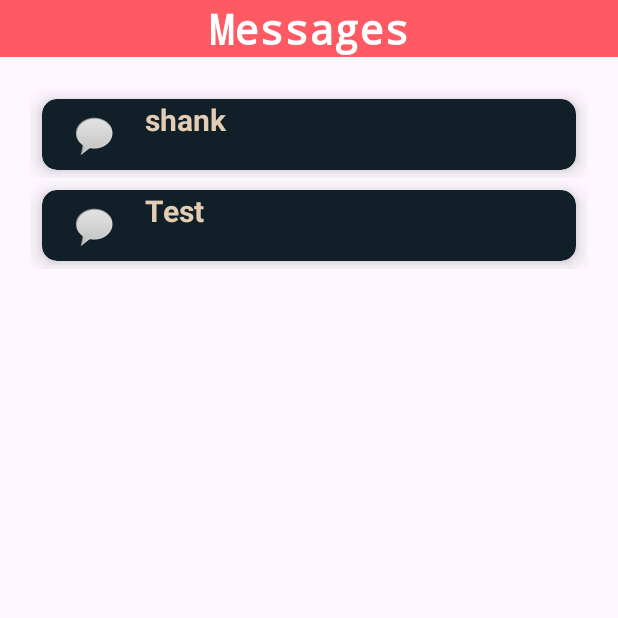
After one commit to Hema-Varshini/PlatePerfect-Android-Application, an Android app: the ChatsActivity screen opened directly, with no data from a screen before it, on a phone screen of 412 x 824 dp, the top half of it. The commit adds this screen. Run offline under Robolectric (Android 15) with nearby library versions, the phone set to English and light mode, and no system bars; our stand-ins replace Firebase (no records; nobody signed in at launch, a user with empty details on screens opened directly); libraries missing offline, so code that uses them is left out: org.checkerframework.checker.

Commit message:
Chats Screen Added

```diff
--- a/app/src/main/AndroidManifest.xml
+++ b/app/src/main/AndroidManifest.xml
@@ -15,23 +15,23 @@
         android:theme="@style/Theme.NUMAD24SU_PlatePerfect"
         tools:targetApi="31">
         <activity
+            android:name=".ChatsActivity"
+            android:exported="false" />
+        <activity
             android:name=".SplashActivity"
-            android:exported="true" >
+            android:exported="true">
             <intent-filter>
                 <action android:name="android.intent.action.MAIN" />
 
                 <category android:name="android.intent.category.LAUNCHER" />
             </intent-filter>
-
         </activity>
         <activity
             android:name=".AddRecipeActivity"
-            android:exported="false">
-
-        </activity>
+            android:exported="false"></activity>
         <activity
             android:name=".LoginActivity"
-            android:exported="false"></activity>
+            android:exported="false" />
 
         <service
             android:name=".firebase.MessagingService"
--- /dev/null
+++ b/app/src/main/java/edu/northeastern/numad24su_plateperfect/ChatsActivity.java
@@ -0,0 +1,89 @@
+package edu.northeastern.numad24su_plateperfect;
+
+import android.content.Intent;
+import android.os.Bundle;
+import android.widget.Toast;
+
+import androidx.activity.EdgeToEdge;
+import androidx.appcompat.app.AppCompatActivity;
+import androidx.core.graphics.Insets;
+import androidx.core.view.ViewCompat;
+import androidx.core.view.WindowInsetsCompat;
+import androidx.recyclerview.widget.LinearLayoutManager;
+import androidx.recyclerview.widget.RecyclerView;
+
+import com.google.firebase.database.DataSnapshot;
+import com.google.firebase.database.DatabaseError;
+import com.google.firebase.database.DatabaseReference;
+import com.google.firebase.database.FirebaseDatabase;
+import com.google.firebase.database.ValueEventListener;
+
+import org.checkerframework.checker.nullness.qual.NonNull;
+
+import java.util.ArrayList;
+
+public class ChatsActivity extends AppCompatActivity implements IMessageDisplayListener {
+
+    private RecyclerView recyclerview;
+    private RecyclerView.Adapter recyclerviewAdapter;
+    private DatabaseReference userdatabaseReference;
+    private ArrayList<User> usersList;
+    private String currentUser;
+
+    @Override
+    protected void onCreate(Bundle savedInstanceState) {
+        super.onCreate(savedInstanceState);
+        inflate();
+        Intent intent = getIntent();
+        //currentUser = intent.getStringExtra("currentUser");
+        currentUser = "Shashank";
+        usersList = new ArrayList<User>();
+        userdatabaseReference = FirebaseDatabase.getInstance().getReference("users");
+        recyclerview = findViewById(R.id.chatsRecyclerView);
+        populateRecyclerView();
+        recyclerviewAdapter = new ChatsActivityAdapter(this, usersList,this);
+
+        recyclerview.setAdapter(recyclerviewAdapter);
+        recyclerview.setLayoutManager(new LinearLayoutManager(this));
+
+    }
+
+    private void populateRecyclerView() {
+        userdatabaseReference.addValueEventListener(new ValueEventListener() {
+            @Override
+            public void onDataChange(@NonNull DataSnapshot dataSnapshot) {
+                usersList.clear();  // Clear the list before adding new data
+                for (DataSnapshot userSnapshot : dataSnapshot.getChildren()) {
+                    String username = userSnapshot.child("username").getValue(String.class);
+                    User userModel = new User(username);
+                    if (username != null && !username.equals(currentUser)) {
+                        usersList.add(userModel);
+                    }
+                }
+                usersList.add(new User("shank"));
+                usersList.add(new User("Test"));
+                recyclerviewAdapter.notifyDataSetChanged();  // Notify the adapter to refresh the ListView
+            }
+
+            @Override
+            public void onCancelled(@NonNull DatabaseError databaseError) {
+                Toast.makeText(ChatsActivity.this, "Database error: " + databaseError.getMessage(), Toast.LENGTH_SHORT).show();
+            }
+        });
+    }
+
+    private void inflate() {
+        EdgeToEdge.enable(this);
+        setContentView(R.layout.activity_chats);
+        ViewCompat.setOnApplyWindowInsetsListener(findViewById(R.id.main), (v, insets) -> {
+            Insets systemBars = insets.getInsets(WindowInsetsCompat.Type.systemBars());
+            v.setPadding(systemBars.left, systemBars.top, systemBars.right, systemBars.bottom);
+            return insets;
+        });
+    }
+
+    @Override
+    public void onUserClicked(int pos, String string) {
+
+    }
+}
--- /dev/null
+++ b/app/src/main/java/edu/northeastern/numad24su_plateperfect/ChatsActivityAdapter.java
@@ -0,0 +1,68 @@
+package edu.northeastern.numad24su_plateperfect;
+
+import android.content.Context;
+import android.view.LayoutInflater;
+import android.view.View;
+import android.view.ViewGroup;
+import android.widget.TextView;
+
+import androidx.annotation.NonNull;
+import androidx.recyclerview.widget.RecyclerView;
+
+import java.util.ArrayList;
+
+public class ChatsActivityAdapter extends RecyclerView.Adapter<ChatsActivityAdapter.ChatViewHolder> {
+    Context context;
+    ArrayList<User> firebaseRTBDUserModelArrayListResponseModelList;
+    IMessageDisplayListener iMessageDisplayListener;
+
+
+    public ChatsActivityAdapter(Context context, ArrayList<User> firebaseRTBDUserModelArrayListResponseModelList, IMessageDisplayListener iMessageDisplayListener) {
+        this.context = context;
+        this.firebaseRTBDUserModelArrayListResponseModelList = firebaseRTBDUserModelArrayListResponseModelList;
+        this.iMessageDisplayListener = iMessageDisplayListener;
+    }
+
+    @NonNull
+    @Override
+    public ChatViewHolder onCreateViewHolder(@NonNull ViewGroup parent, int viewType) {
+        LayoutInflater layoutInflater = LayoutInflater.from(context);
+        View view = layoutInflater.inflate(R.layout.activity_chat_row, parent, false);
+
+        return new ChatViewHolder(view,iMessageDisplayListener);
+    }
+
+    @Override
+    public void onBindViewHolder(@NonNull ChatViewHolder holder, int position) {
+        User model = firebaseRTBDUserModelArrayListResponseModelList.get(position);
+        holder.username.setText(model.username);
+    }
+
+    @Override
+    public int getItemCount() {
+        return firebaseRTBDUserModelArrayListResponseModelList.size();
+    }
+
+    public static class ChatViewHolder extends RecyclerView.ViewHolder {
+
+
+        TextView username;
+
+        public ChatViewHolder(@NonNull View itemView, IMessageDisplayListener iMessageDisplayListener) {
+            super(itemView);
+            username = itemView.findViewById(R.id.textViewUsername);
+            itemView.setOnClickListener(new View.OnClickListener() {
+                @Override
+                public void onClick(View v) {
+                    if(iMessageDisplayListener!=null){
+                        int pos = getAdapterPosition();
+                        if(pos!= RecyclerView.NO_POSITION){
+                            iMessageDisplayListener.onUserClicked(pos,username.getText().toString());
+                        }
+
+                    }
+                }
+            });
+        }
+    }
+}
--- /dev/null
+++ b/app/src/main/java/edu/northeastern/numad24su_plateperfect/IMessageDisplayListener.java
@@ -0,0 +1,5 @@
+package edu.northeastern.numad24su_plateperfect;
+
+public interface IMessageDisplayListener {
+    void onUserClicked(int pos, String string);
+}
--- a/app/src/main/java/edu/northeastern/numad24su_plateperfect/SplashActivity.java
+++ b/app/src/main/java/edu/northeastern/numad24su_plateperfect/SplashActivity.java
@@ -29,7 +29,7 @@ public class SplashActivity extends AppCompatActivity {
             @Override
             public void run() {
 
-                startActivity(new Intent(SplashActivity.this, LoginActivity.class));
+                startActivity(new Intent(SplashActivity.this, ChatsActivity.class));
 
                 finish();
             }
--- /dev/null
+++ b/app/src/main/java/edu/northeastern/numad24su_plateperfect/User.java
@@ -0,0 +1,12 @@
+package edu.northeastern.numad24su_plateperfect;
+
+public class User {
+    String username;
+
+    public User(String username) {
+        this.username = username;
+    }
+
+    public String getUsername(){return username;}
+
+}
--- /dev/null
+++ b/app/src/main/res/layout/activity_chat_row.xml
@@ -0,0 +1,54 @@
+<?xml version="1.0" encoding="utf-8"?>
+<androidx.constraintlayout.widget.ConstraintLayout xmlns:android="http://schemas.android.com/apk/res/android"
+    xmlns:app="http://schemas.android.com/apk/res-auto"
+    xmlns:tools="http://schemas.android.com/tools"
+    android:layout_width="match_parent"
+    android:layout_height="wrap_content">
+
+    <androidx.cardview.widget.CardView
+        android:layout_width="0dp"
+        android:layout_height="wrap_content"
+        android:layout_marginTop="8dp"
+        android:layout_marginStart="8dp"
+        android:layout_marginEnd="8dp"
+        android:layout_marginBottom="5dp"
+        app:cardBackgroundColor="#111F28"
+        app:cardCornerRadius="10dp"
+        app:cardElevation="8dp"
+        app:layout_constraintBottom_toBottomOf="parent"
+        app:layout_constraintEnd_toEndOf="parent"
+        app:layout_constraintStart_toStartOf="parent"
+        app:layout_constraintTop_toTopOf="parent">
+
+        <androidx.constraintlayout.widget.ConstraintLayout
+            android:layout_width="387dp"
+            android:layout_height="match_parent">
+
+            <ImageView
+                android:id="@+id/imageView3"
+                android:layout_width="wrap_content"
+                android:layout_height="wrap_content"
+                app:layout_constraintBottom_toBottomOf="parent"
+                app:layout_constraintEnd_toStartOf="@+id/textViewUsername"
+                app:layout_constraintStart_toStartOf="parent"
+                app:layout_constraintTop_toTopOf="parent"
+                app:srcCompat="@android:drawable/sym_action_chat" />
+
+            <TextView
+                android:id="@+id/textViewUsername"
+                android:layout_width="275dp"
+                android:layout_height="47dp"
+                android:text="User"
+                android:textColor="#e3cdb3"
+                android:textSize="20sp"
+                android:textStyle="bold"
+                app:layout_constraintBottom_toBottomOf="parent"
+                app:layout_constraintEnd_toEndOf="parent"
+                app:layout_constraintHorizontal_bias="0.616"
+                app:layout_constraintStart_toStartOf="parent"
+                app:layout_constraintTop_toTopOf="parent"
+                app:layout_constraintVertical_bias="0.0" />
+
+        </androidx.constraintlayout.widget.ConstraintLayout>
+    </androidx.cardview.widget.CardView>
+</androidx.constraintlayout.widget.ConstraintLayout>
--- /dev/null
+++ b/app/src/main/res/layout/activity_chats.xml
@@ -0,0 +1,37 @@
+<?xml version="1.0" encoding="utf-8"?>
+<androidx.constraintlayout.widget.ConstraintLayout xmlns:android="http://schemas.android.com/apk/res/android"
+    xmlns:app="http://schemas.android.com/apk/res-auto"
+    xmlns:tools="http://schemas.android.com/tools"
+    android:id="@+id/main"
+    android:layout_width="match_parent"
+    android:layout_height="match_parent"
+    tools:context=".ChatsActivity">
+
+    <TextView
+        android:id="@+id/chatsAppBar"
+        android:background="@color/my_primary"
+        android:text="Messages"
+        android:textSize="28dp"
+        android:gravity="center"
+        android:textColor="@color/white"
+        android:fontFamily="monospace"
+        android:textStyle="bold"
+        app:layout_constraintLeft_toLeftOf="parent"
+        app:layout_constraintTop_toTopOf="parent"
+        app:layout_constraintBottom_toTopOf="@id/chatsRecyclerView"
+        app:layout_constraintEnd_toEndOf="parent"
+        android:layout_width="match_parent"
+        android:layout_height="wrap_content"/>
+
+    <androidx.recyclerview.widget.RecyclerView
+        android:id="@+id/chatsRecyclerView"
+        android:layout_width="match_parent"
+        android:layout_height="0dp"
+        app:layout_constraintTop_toBottomOf="@id/chatsAppBar"
+        app:layout_constraintBottom_toBottomOf="parent"
+        app:layout_constraintLeft_toLeftOf="parent"
+        app:layout_constraintEnd_toEndOf="parent"
+        android:padding="20dp"
+        tools:layout_editor_absoluteX="1dp"
+        tools:layout_editor_absoluteY="1dp" />
+</androidx.constraintlayout.widget.ConstraintLayout>
```
